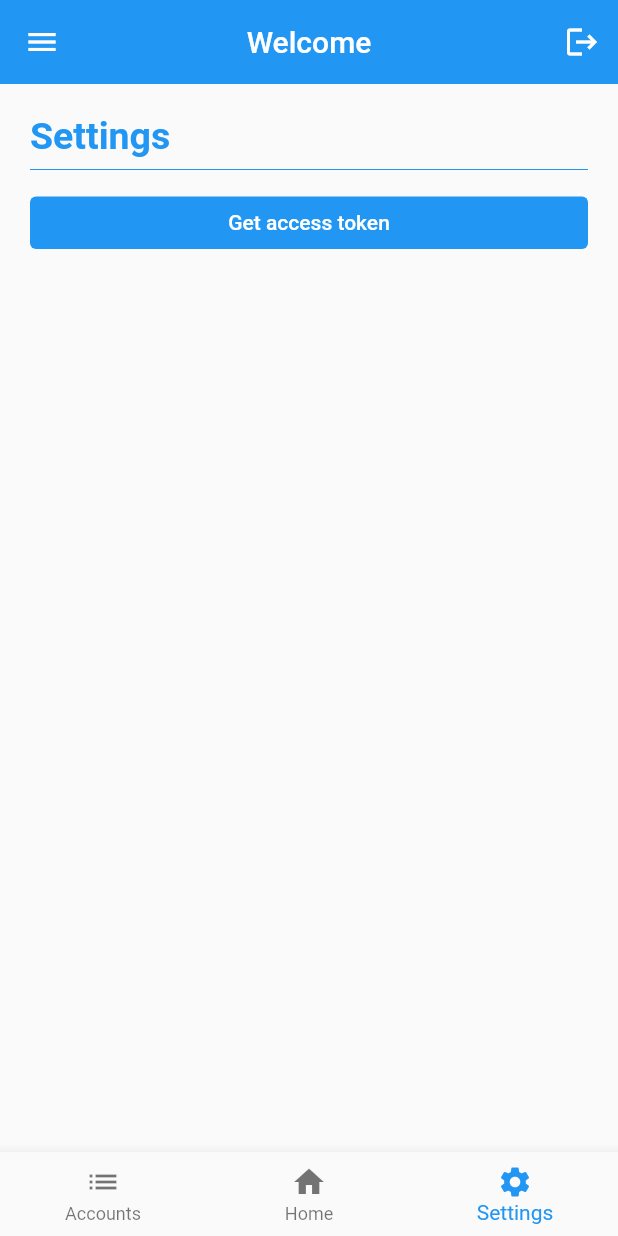
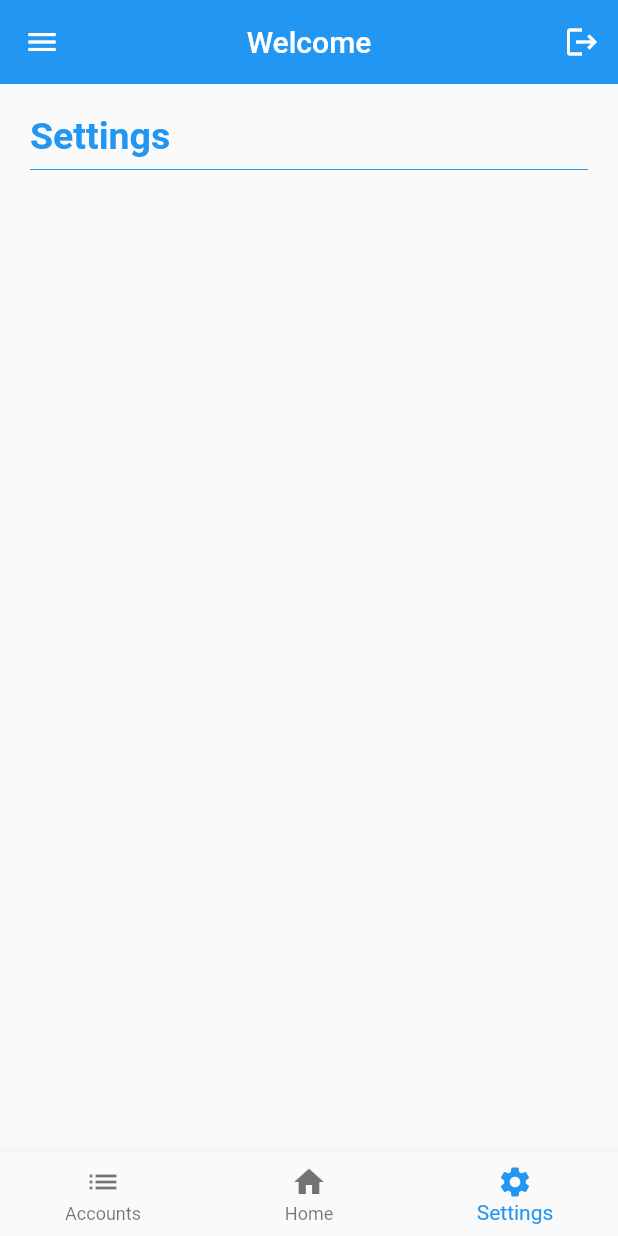
Before and after one commit to tfasoft/mobile-app, a Flutter app: the HomeScreen screen opened directly, item 3 of the bottom bar chosen, on a phone screen of 412 x 824 dp. Run offline on Flutter 3.47's test engine with Material 2 defaults, Android fonts, the phone set to English and light mode, and no system bars; our stand-ins replace dio; missing offline and left inert: clipboard.

Commit message:
Remove stuff we do not need

```diff
--- a/lib/app/screens/home/pages/settings_page.dart
+++ b/lib/app/screens/home/pages/settings_page.dart
@@ -1,5 +1,4 @@
 import 'package:flutter/material.dart';
-import 'package:tfasoft_mobile/app/widgets/button/tfa_button.dart';
 
 class SettingsPage extends StatefulWidget {
   const SettingsPage({Key? key}) : super(key: key);
@@ -12,6 +11,10 @@ class _SettingsPageState extends State<SettingsPage> {
   Future<void> _showSnackBar(BuildContext context, String message) async {
     final snackBar = SnackBar(
       content: Text(message),
+      action: SnackBarAction(
+        label: 'Close',
+        onPressed: () {},
+      ),
     );
 
     ScaffoldMessenger.of(context).showSnackBar(snackBar);
@@ -22,8 +25,8 @@ class _SettingsPageState extends State<SettingsPage> {
     return Column(
       mainAxisAlignment: MainAxisAlignment.start,
       crossAxisAlignment: CrossAxisAlignment.stretch,
-      children: [
-        const Text(
+      children: const [
+        Text(
           "Settings",
           style: TextStyle(
             fontSize: 25,
@@ -31,13 +34,8 @@ class _SettingsPageState extends State<SettingsPage> {
             color: Colors.blue,
           ),
         ),
-        const Divider(color: Colors.blue),
-        const SizedBox(height: 10),
-        TFA_Button(
-          variant: "contained",
-          text: "Get access token",
-          onClick: () => {},
-        ),
+        Divider(color: Colors.blue),
+        SizedBox(height: 10),
       ],
     );
   }
```
Also changed, not shown: lib/app/screens/home/pages/log_page.dart (+8 -10 lines).
